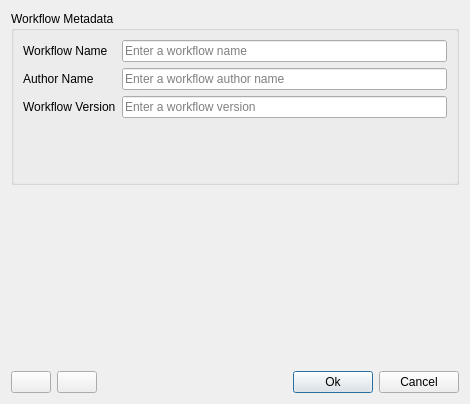
The window that gui/ProductionTools/Toolboxes/QualityAssuranceToolBox/workflowSetupDialog.ui (dsgoficial/DsgTools) describes before a commit, drawn with Qt 5.
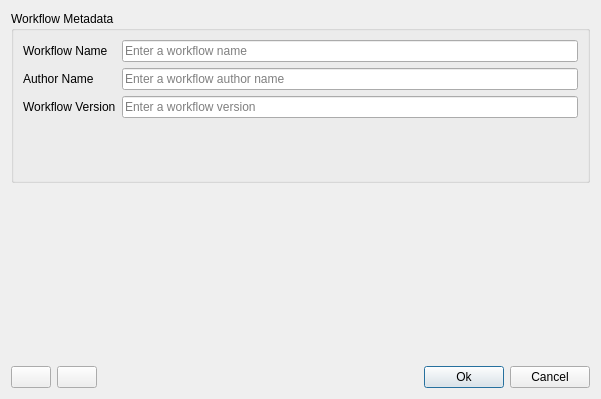
The same window after the commit. Icons and pictures are not drawn. Custom widgets are drawn as their Qt base class.

Commit message: docker widget almost functional

```diff
--- a/gui/ProductionTools/Toolboxes/QualityAssuranceToolBox/workflowSetupDialog.ui
+++ b/gui/ProductionTools/Toolboxes/QualityAssuranceToolBox/workflowSetupDialog.ui
@@ -6,8 +6,8 @@
    <rect>
     <x>0</x>
     <y>0</y>
-    <width>470</width>
-    <height>404</height>
+    <width>601</width>
+    <height>399</height>
    </rect>
   </property>
   <property name="windowTitle">
```
The commit also changes 2 other files.
